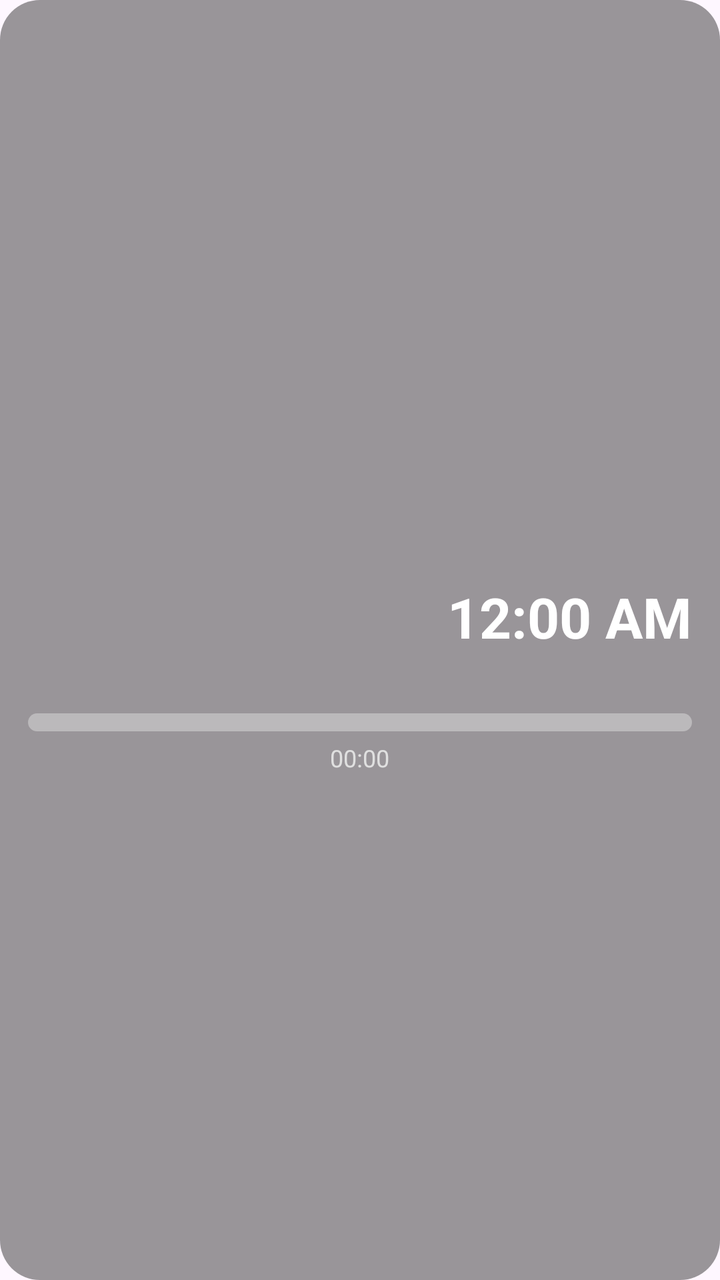
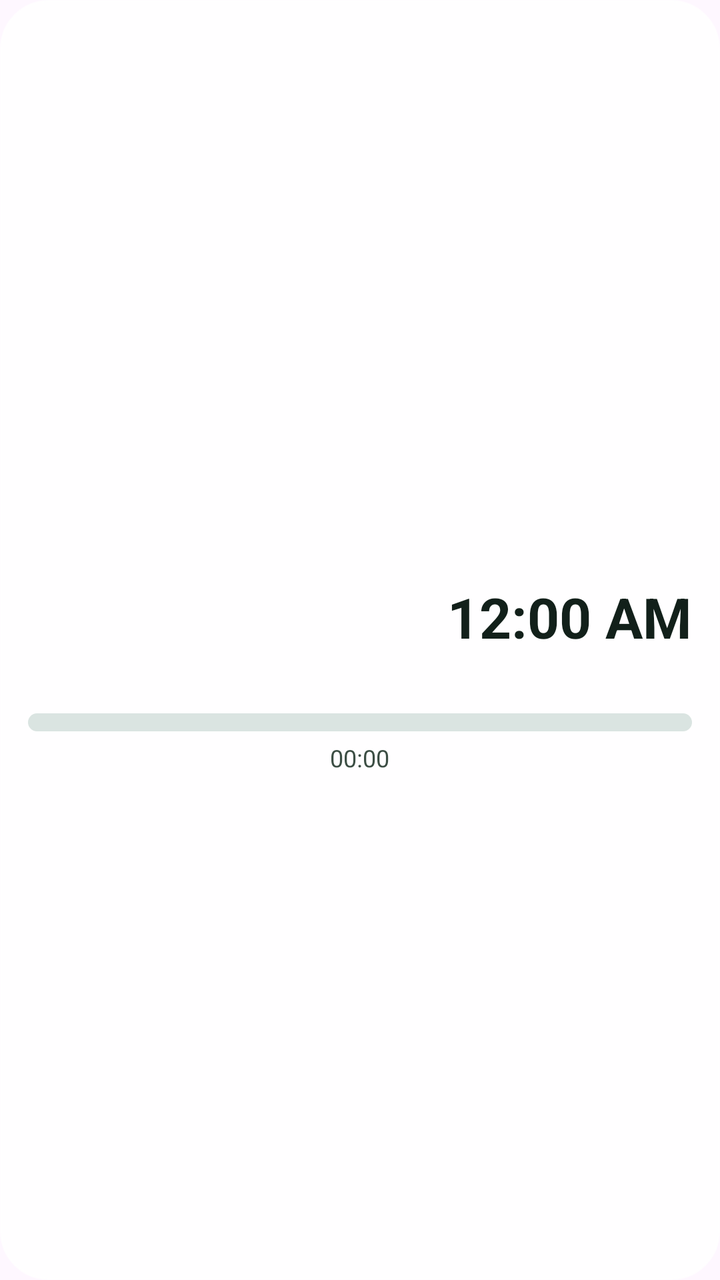

Compare the two renders of this Android layout. The source of the first and the diff that turns it into the second are given below.
<!-- AndroidManifest.xml: application theme Theme.GtSalat -->
<!-- res/layout/widget_progress_day.xml -->
<?xml version="1.0" encoding="utf-8"?>
<LinearLayout xmlns:android="http://schemas.android.com/apk/res/android"
    android:id="@+id/widget_root"
    android:layout_width="match_parent"
    android:layout_height="match_parent"
    android:orientation="vertical"
    android:layoutDirection="rtl"
    android:background="@drawable/widget_bg_scrim"
    android:gravity="center_vertical"
    android:paddingHorizontal="14dp"
    android:paddingVertical="10dp">

    <TextView
        android:id="@+id/widget_weekday"
        android:layout_width="match_parent"
        android:layout_height="wrap_content"
        android:gravity="center_horizontal"
        android:maxLines="1"
        android:textColor="#FFFFFFFF"
        android:textSize="26sp"
        android:textStyle="bold" />

    <LinearLayout
        android:layout_width="match_parent"
        android:layout_height="wrap_content"
        android:orientation="horizontal"
        android:gravity="center_vertical"
        android:layout_marginTop="2dp">

        <TextClock
            android:id="@+id/widget_clock"
            android:layout_width="wrap_content"
            android:layout_height="wrap_content"
            android:format24Hour="HH:mm"
            android:format12Hour="hh:mm a"
            android:maxLines="1"
            android:textColor="#FFFFFFFF"
            android:textSize="28sp"
            android:textStyle="bold" />

        <LinearLayout
            android:layout_width="0dp"
            android:layout_height="wrap_content"
            android:layout_weight="1"
            android:orientation="vertical"
            android:gravity="end">

            <TextView
                android:id="@+id/widget_hijri"
                android:layout_width="wrap_content"
                android:layout_height="wrap_content"
                android:maxLines="1"
                android:ellipsize="end"
                android:textColor="#E0E0E0"
                android:textSize="11sp" />

            <TextView
                android:id="@+id/widget_gregorian"
                android:layout_width="wrap_content"
                android:layout_height="wrap_content"
                android:maxLines="1"
                android:ellipsize="end"
                android:textColor="#E0E0E0"
                android:textSize="11sp" />
        </LinearLayout>
    </LinearLayout>

    <LinearLayout
        android:layout_width="match_parent"
        android:layout_height="wrap_content"
        android:orientation="horizontal"
        android:gravity="center_vertical"
        android:layout_marginTop="6dp">

        <TextView
            android:id="@+id/widget_prev"
            android:layout_width="wrap_content"
            android:layout_height="wrap_content"
            android:maxLines="1"
            android:textColor="#E0E0E0"
            android:textSize="13sp" />

        <TextView
            android:id="@+id/widget_next"
            android:layout_width="0dp"
            android:layout_height="wrap_content"
            android:layout_weight="1"
            android:gravity="end"
            android:maxLines="1"
            android:textColor="#F0CE7A"
            android:textSize="13sp"
            android:textStyle="bold" />
    </LinearLayout>

    <ProgressBar
        android:id="@+id/widget_progress"
        style="?android:attr/progressBarStyleHorizontal"
        android:layout_width="match_parent"
        android:layout_height="9dp"
        android:layout_marginTop="6dp"
        android:max="1000"
        android:progressDrawable="@drawable/widget_progress_track" />

    <Chronometer
        android:id="@+id/widget_remaining"
        android:layout_width="wrap_content"
        android:layout_height="wrap_content"
        android:layout_gravity="center_horizontal"
        android:layout_marginTop="5dp"
        android:textColor="#E0E0E0"
        android:textSize="12sp" />
</LinearLayout>
<!-- resources referenced by this layout -->
<resources>
  <!-- drawable widget_bg_scrim (drawable) -->
  <?xml version="1.0" encoding="utf-8"?>
  <shape xmlns:android="http://schemas.android.com/apk/res/android" android:shape="rectangle">
      <solid android:color="#66000000" />
      <corners android:radius="20dp" />
  </shape>
  <!-- drawable widget_progress_track (drawable) -->
  <?xml version="1.0" encoding="utf-8"?>
  <layer-list xmlns:android="http://schemas.android.com/apk/res/android">
      <item android:id="@android:id/background">
          <shape android:shape="rectangle">
              <solid android:color="#55FFFFFF" />
              <corners android:radius="5dp" />
          </shape>
      </item>
      <item android:id="@android:id/progress">
          <clip>
              <shape android:shape="rectangle">
                  <solid android:color="#F0CE7A" />
                  <corners android:radius="5dp" />
              </shape>
          </clip>
      </item>
  </layer-list>
  <style name="Theme.GtSalat" parent="Theme.Material3.DayNight.NoActionBar">
          <item name="android:statusBarColor">@android:color/transparent</item>
      </style>
</resources>

<!-- the commit's change to res/layout/widget_progress_day.xml (unified diff, before → after) -->
@@ -16,7 +16,7 @@
         android:layout_height="wrap_content"
         android:gravity="center_horizontal"
         android:maxLines="1"
-        android:textColor="#FFFFFFFF"
+        android:textColor="@color/widget_text"
         android:textSize="26sp"
         android:textStyle="bold" />
 
@@ -34,7 +34,7 @@
             android:format24Hour="HH:mm"
             android:format12Hour="hh:mm a"
             android:maxLines="1"
-            android:textColor="#FFFFFFFF"
+            android:textColor="@color/widget_text"
             android:textSize="28sp"
             android:textStyle="bold" />
 
@@ -51,7 +51,7 @@
                 android:layout_height="wrap_content"
                 android:maxLines="1"
                 android:ellipsize="end"
-                android:textColor="#E0E0E0"
+                android:textColor="@color/widget_muted"
                 android:textSize="11sp" />
 
             <TextView
@@ -60,7 +60,7 @@
                 android:layout_height="wrap_content"
                 android:maxLines="1"
                 android:ellipsize="end"
-                android:textColor="#E0E0E0"
+                android:textColor="@color/widget_muted"
                 android:textSize="11sp" />
         </LinearLayout>
     </LinearLayout>
@@ -77,7 +77,7 @@
             android:layout_width="wrap_content"
             android:layout_height="wrap_content"
             android:maxLines="1"
-            android:textColor="#E0E0E0"
+            android:textColor="@color/widget_muted"
             android:textSize="13sp" />
 
         <TextView
@@ -87,7 +87,7 @@
             android:layout_weight="1"
             android:gravity="end"
             android:maxLines="1"
-            android:textColor="#F0CE7A"
+            android:textColor="@color/widget_gold"
             android:textSize="13sp"
             android:textStyle="bold" />
     </LinearLayout>
@@ -107,6 +107,6 @@
         android:layout_height="wrap_content"
         android:layout_gravity="center_horizontal"
         android:layout_marginTop="5dp"
-        android:textColor="#E0E0E0"
+        android:textColor="@color/widget_muted"
         android:textSize="12sp" />
 </LinearLayout>
<!-- resource entries referenced after the edit -->
@@ -1,24 +1,28 @@
 <!-- resources referenced by this layout -->
 <resources>
+  <color name="widget_gold">#FF6F5200</color>
+  <color name="widget_muted">#FF3C4E44</color>
+  <color name="widget_text">#FF12201A</color>
   <!-- drawable widget_bg_scrim (drawable) -->
   <?xml version="1.0" encoding="utf-8"?>
   <shape xmlns:android="http://schemas.android.com/apk/res/android" android:shape="rectangle">
-      <solid android:color="#66000000" />
-      <corners android:radius="20dp" />
+      <solid android:color="@color/widget_glass" />
+      <stroke android:width="1dp" android:color="@color/widget_edge" />
+      <corners android:radius="24dp" />
   </shape>
   <!-- drawable widget_progress_track (drawable) -->
   <?xml version="1.0" encoding="utf-8"?>
   <layer-list xmlns:android="http://schemas.android.com/apk/res/android">
       <item android:id="@android:id/background">
           <shape android:shape="rectangle">
-              <solid android:color="#55FFFFFF" />
+              <solid android:color="@color/widget_track" />
               <corners android:radius="5dp" />
           </shape>
       </item>
       <item android:id="@android:id/progress">
           <clip>
               <shape android:shape="rectangle">
-                  <solid android:color="#F0CE7A" />
+                  <solid android:color="@color/widget_accent" />
                   <corners android:radius="5dp" />
               </shape>
           </clip>
@@ -27,5 +31,9 @@
   <style name="Theme.GtSalat" parent="Theme.Material3.DayNight.NoActionBar">
           <item name="android:statusBarColor">@android:color/transparent</item>
       </style>
+  <color name="widget_glass">#D9FFFFFF</color>
+  <color name="widget_edge">#BFFFFFFF</color>
+  <color name="widget_track">#260B5039</color>
+  <color name="widget_accent">#FF0B5039</color>
 </resources>
 
